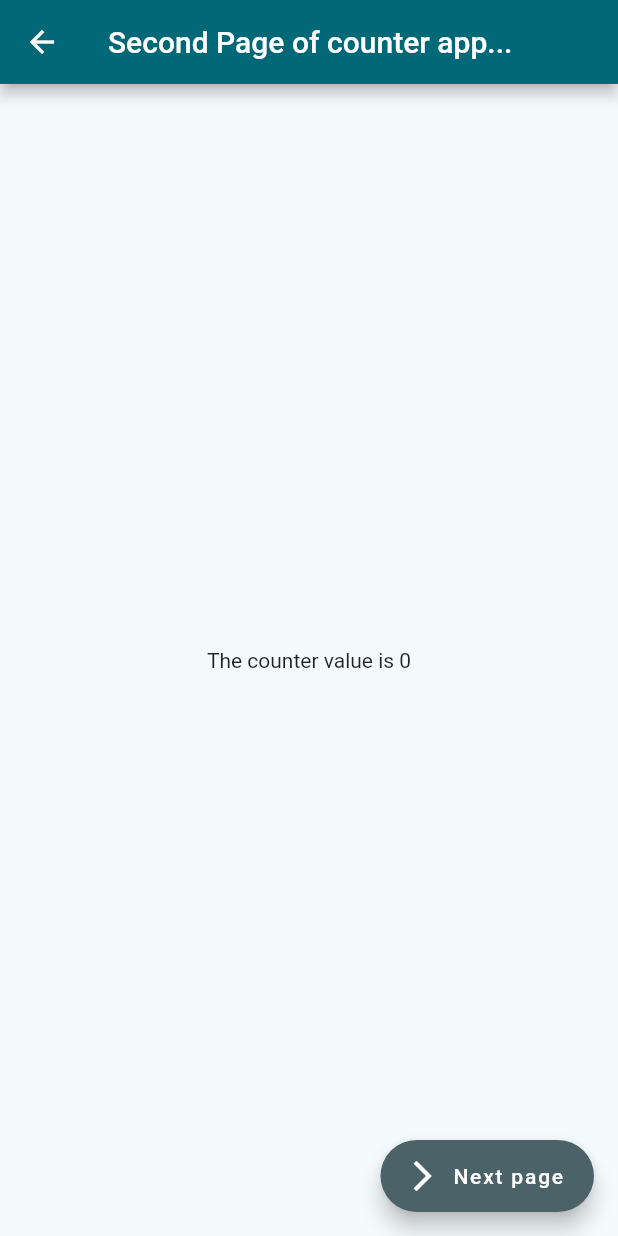
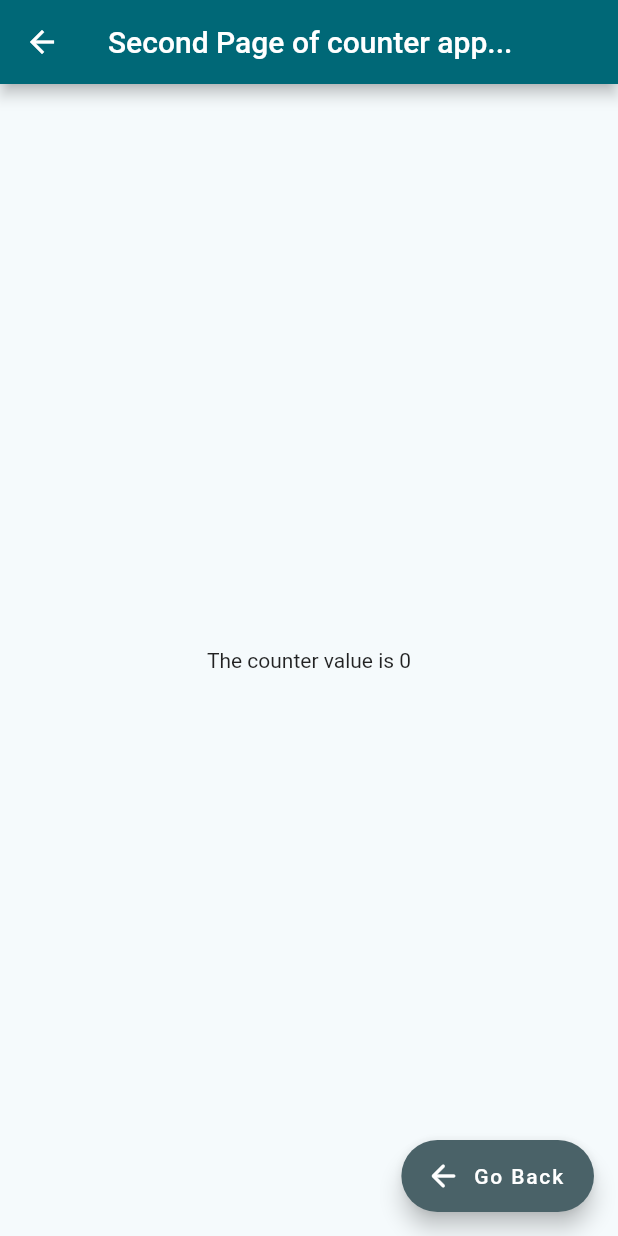
Before and after one commit to Dheenul/counter_app, a Flutter app: the screen it shows after launch, after a tap on "Next page", on a phone screen of 412 x 824 dp. Run offline on Flutter 3.47's test engine with Material 2 defaults, Android fonts, the phone set to English and light mode, and no system bars; our stand-ins replace flutter_mobx, mobx; generated files the repository leaves out were written again.

Commit message:
second commit

```diff
--- a/lib/SecondPage/SecondPageView.dart
+++ b/lib/SecondPage/SecondPageView.dart
@@ -63,8 +63,8 @@ class _SecondPageViewState extends State<SecondPageView> {
           onPressed: () {
             _secondPageVM.navigateToPreviousPage();
           },
-          label: const Text('Next page'),
-          icon: const Icon(Icons.arrow_forward_ios),
+          label: const Text('Go Back'),
+          icon: const Icon(Icons.arrow_back_rounded),
         )
         //floatingActionButton: FloatingActionButton(onPressed: _CounterModel.counterAddFunction, child: Text("+"),),
         ));
```
